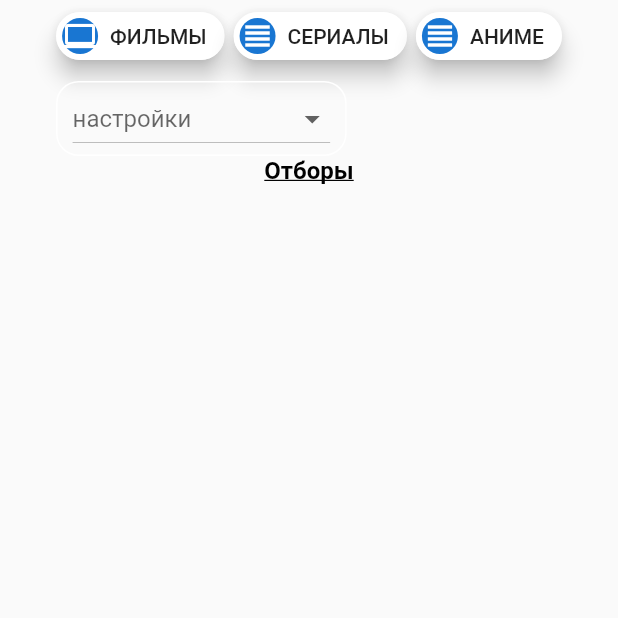
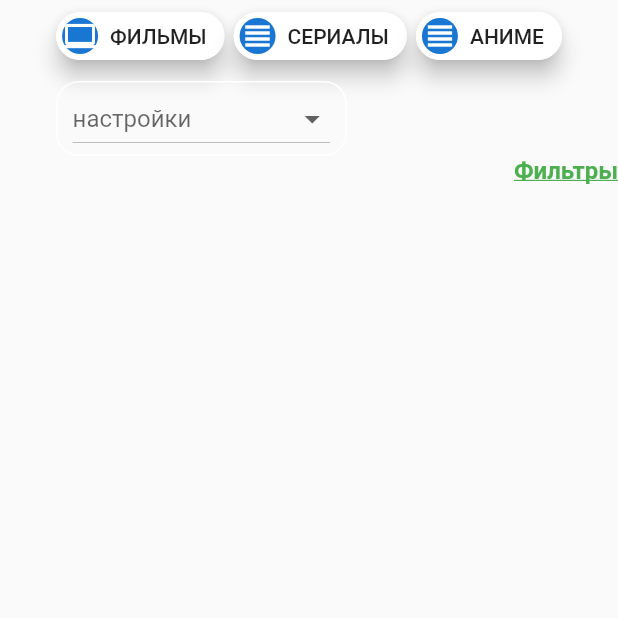
Before and after one commit to tmp05/avideo, a Flutter app: the HomePage screen opened directly with empty values, after a tap on "ФИЛЬМЫ", on a phone screen of 412 x 824 dp, the top half of it. Run offline on Flutter 3.47's test engine with Material 2 defaults, Android fonts, the phone set to English and light mode, and no system bars; our stand-ins replace chewie, expandable, html_unescape, rxdart, shared_preferences, video_player; missing offline and left inert: flutter_webview_plugin; accounts and stored records are empty.

Commit message:
- years filter moved to another widget

```diff
--- a/lib/blocs/movie_catalog_bloc.dart
+++ b/lib/blocs/movie_catalog_bloc.dart
@@ -192,6 +192,7 @@ class MovieCatalogBloc implements BlocBase {
         // the page has NOT yet been fetched, so we need to
         // fetch it from Internet
         // (except if we are already currently fetching it)
+        print('_minReleaseDate is '+_minReleaseDate.toString());
         if (!_pagesBeingFetched.contains(pageIndex)) {
           // Remember that we are fetching it
           _pagesBeingFetched.add(pageIndex);
--- a/lib/constants.dart
+++ b/lib/constants.dart
@@ -12,6 +12,7 @@ class Constants {
   static const Color greenColor = Colors.green;
   static const Color grayColor = Color(0xFFA1A1A1);
   static const Color orangeColor = Colors.deepOrange;
+  static const Color alertColor = Colors.red;
 
   static const TextStyle Style18Text = TextStyle( fontSize: 18.0, color: whiteColor, fontWeight: FontWeight.bold);
   static const TextStyle Style14Text = TextStyle( fontSize: 14.0, color: whiteColor, fontWeight: FontWeight.bold);
@@ -19,6 +20,8 @@ class Constants {
   static const TextStyle StyleTextUnderline = TextStyle( fontSize: 16.0, color: whiteColor,fontWeight: FontWeight.bold, decoration: TextDecoration.underline);
   static const TextStyle StyleFilterText = TextStyle( fontSize: 16.0, color: blackColor,fontWeight: FontWeight.bold);
   static const TextStyle StyleFilterTextUnderline = TextStyle( fontSize: 16.0, color: blackColor,fontWeight: FontWeight.bold, decoration: TextDecoration.underline);
+  static const TextStyle StyleAlertFilterTextUnderline = TextStyle( fontSize: 16.0, color: alertColor,fontWeight: FontWeight.bold, decoration: TextDecoration.underline);
+  static const TextStyle StyleNoFilterTextUnderline = TextStyle( fontSize: 16.0, color: greenColor,fontWeight: FontWeight.bold, decoration: TextDecoration.underline);
 
   static const String enterText = 'Вход';
   static const String exitText = 'Выход';
--- a/lib/pages/list.dart
+++ b/lib/pages/list.dart
@@ -38,13 +38,6 @@ class ListPage extends StatelessWidget {
       _scaffoldKey.currentState.openEndDrawer();
     }
 
-    String _getStringFromList(List<dynamic> list){
-      List<String> stringList = List();
-      list.forEach((element) {
-        stringList.add(element.text);
-      });
-      return stringList.join(" , ");
-   }
 
     return Scaffold(
       key: _scaffoldKey,
@@ -53,29 +46,18 @@ class ListPage extends StatelessWidget {
         children: <Widget>[
           const MainMenuWidget(),
           //      const FiltersSummary(),
-          StreamBuilder<MovieFilters>(
+          Align (
+              alignment: Alignment.topRight,
+              child: StreamBuilder<MovieFilters>(
               stream: movieBloc.outFilters,
               builder:
                   (BuildContext context, AsyncSnapshot<MovieFilters> snapshot) {
-
-
-                String filterText = 'Отборы'+"\n";
-                if (snapshot.data != null) {
-                  if (snapshot.data.studio != null)
-                    filterText =
-                        filterText = filterText +'Киностудия: '+_getStringFromList(snapshot.data.studio)+ "\n";
-                  if (snapshot.data.genre != null)
-                    filterText = filterText +'Жанр: '+_getStringFromList(snapshot.data.genre)+ "\n";
-                  if (snapshot.data.minReleaseDate!= null&&snapshot.data.maxReleaseDate!= null)
-                    filterText =
-                        filterText = filterText +'Год: '+snapshot.data.minReleaseDate.toString()+"-"+snapshot.data.maxReleaseDate.toString()+ "\n";
-                  if (snapshot.data.sort!=null)
-                    filterText =
-                        filterText = filterText +'Сортировка: '+snapshot.data.sort.name;
-                }
+                if (_dataHasFiltres(snapshot.data))
                 return InkWell(
-                    child: Text(filterText,style: Constants.StyleFilterTextUnderline), onTap: () => _openEndDrawer());
-              }),
+                    child: Text('Установлены фильтры',style: Constants.StyleAlertFilterTextUnderline), onTap: () => _openEndDrawer());
+                else return InkWell(
+                    child: Text('Фильтры',style: Constants.StyleNoFilterTextUnderline), onTap: () => _openEndDrawer());
+              })),
           Expanded(
             // Display an infinite GridView with the list of all movies in the catalog,
             // that meet the filters
@@ -99,10 +81,19 @@ class ListPage extends StatelessWidget {
           ),
         ],
       ),
-      endDrawer: FiltersPage(section: section),
+      endDrawer:FiltersPage(section: section,)
     );
   }
 
+  bool _dataHasFiltres(MovieFilters filter){
+    bool hasFilters = false;
+    if (filter!=null) {
+      if (filter.genre!=null&&filter.genre.length>0) hasFilters=true;
+      if (filter.studio!=null&&filter.studio.length>0) hasFilters=true;
+      if (filter.maxReleaseDate!=null&&filter.minReleaseDate!=null&&(filter.maxReleaseDate<DateTime.now().year||filter.minReleaseDate>1910)) hasFilters=true;
+    }
+    return hasFilters;
+  }
   Widget _buildMovieCard(
       BuildContext context,
       MovieCatalogBloc movieBloc,
--- a/lib/widgets/filters/genre_filtre.dart
+++ b/lib/widgets/filters/genre_filtre.dart
@@ -161,7 +161,7 @@ class GenreFilterState extends State<GenreFilter> {
 
   Widget textGenre() {
     return Container(
-        width: 150,
+        width: 100,
         child: Row(children: <Widget>[
           Container(
               decoration: new BoxDecoration(
--- a/lib/widgets/main_menu_widget.dart
+++ b/lib/widgets/main_menu_widget.dart
@@ -10,52 +10,58 @@ import 'package:avideo/pages/auth/login.dart';
 import 'package:avideo/pages/list.dart';
 
 class MainMenuWidget extends StatelessWidget {
-  const MainMenuWidget( {
-    Key key
-  }) : super(key: key);
+  const MainMenuWidget({Key key}) : super(key: key);
 
   @override
   Widget build(BuildContext context) {
-    return
-        Wrap(
+    return Wrap(
       spacing: 6.0,
       runSpacing: 6.0,
-          children:           <Widget>[
-            actionChips(Constants.filmText, const Icon(Icons.computer), 'movie',  context),
-            actionChips(Constants.serialText, const Icon(Icons.view_headline),'series',context),
-            actionChips(Constants.animeText, const Icon(Icons.view_headline),'anime',context),
-            Container(
+      children: <Widget>[
+        actionChips(
+            Constants.filmText, const Icon(Icons.computer), 'movie', context),
+        actionChips(Constants.serialText, const Icon(Icons.view_headline),
+            'series', context),
+        actionChips(Constants.animeText, const Icon(Icons.view_headline),
+            'anime', context),
+        dropDownMenu(context),
+      ],
+    );
+  }
+
+  Widget dropDownMenu(BuildContext context) {
+    return Container(
         padding: const EdgeInsets.symmetric(horizontal: 10.0),
         decoration: BoxDecoration(
           borderRadius: BorderRadius.circular(15.0),
           border: Border.all(
               color: Colors.white, style: BorderStyle.solid, width: 1),
         ),
-            child:  DropdownButton<Item>(
-                 onChanged: ( Item value) {
+        child: DropdownButton<Item>(
+          onChanged: (Item value) {
             _actionItem(value.name, context);
           },
           hint: const Text(Constants.customText),
           items: Constants.items.map((Item item) {
-                   return  DropdownMenuItem<Item>(
+            return DropdownMenuItem<Item>(
               value: item,
               child: Row(
                 children: <Widget>[
                   item.icon,
-                   const SizedBox(width: 5,),
-                   Text(item.name,style:  const TextStyle(color: Constants.blackColor)),
+                  const SizedBox(
+                    width: 5,
+                  ),
+                  Text(item.name,
+                      style: const TextStyle(color: Constants.blackColor)),
                 ],
               ),
             );
           }).toList(),
-               )),
-        ],);
-
-
-
+        ));
   }
 
-  Widget actionChips(String text, Icon icon, String section, BuildContext context) {
+  Widget actionChips(
+      String text, Icon icon, String section, BuildContext context) {
     return ActionChip(
       elevation: 6.0,
       avatar: CircleAvatar(
@@ -71,40 +77,42 @@ class MainMenuWidget extends StatelessWidget {
   }
 
   void _openPage(String section, BuildContext context) {
-    Navigator
-        .of(context)
+    Navigator.of(context)
         .push(MaterialPageRoute<void>(builder: (BuildContext context) {
       return BlocProvider<MovieCatalogBloc>(
         bloc: MovieCatalogBloc(),
-        child: ListPage(section:section),
+        child: ListPage(section: section),
       );
     }));
   }
 
   void _actionItem(String name, BuildContext context) {
-    switch (name){
+    switch (name) {
       case Constants.profileMenuText:
-        Navigator
-            .of(context)
+        Navigator.of(context)
             .push(MaterialPageRoute<void>(builder: (BuildContext context) {
           return BlocProvider<MovieCatalogBloc>(
             bloc: MovieCatalogBloc(),
-            child: HomePage(nameController: TextEditingController(), passwordController: TextEditingController()),
+            child: HomePage(
+                nameController: TextEditingController(),
+                passwordController: TextEditingController()),
           );
         }));
         break;
       case Constants.exitText:
-        AtotoApi().logOut().then((bool onValue){
+        AtotoApi().logOut().then((bool onValue) {
           if (onValue)
             Navigator.of(context)
                 .push(MaterialPageRoute<void>(builder: (BuildContext context) {
               final AuthBloc authBloc = BlocProvider.of<AuthBloc>(context);
               authBloc.addError(null);
-                  return LoginPage(nameController: TextEditingController(),passwordController: TextEditingController(),);
+              return LoginPage(
+                nameController: TextEditingController(),
+                passwordController: TextEditingController(),
+              );
             }));
         });
         break;
     }
-
   }
 }
--- a/lib/widgets/multi_select_chip_widget.dart
+++ b/lib/widgets/multi_select_chip_widget.dart
@@ -43,8 +43,6 @@ class _MultiSelectChipState extends State<MultiSelectChip> {
     if (selectedChoices.length==0) setState(() {
       selectedChoices = widget.selectedReportList.toList();
     });
-    print('now we rebuild and have in selectedChoices items= '+selectedChoices.length.toString());
-    print('now we rebuild and have in selectedReportList items= '+widget.selectedReportList.length.toString());
     return Wrap(
       children: _buildChoiceList(),
     );
```
Also changed, not shown: lib/pages/filters.dart (+13 -106 lines), lib/widgets/drawer_filters.dart (added, +25 -0 lines), lib/widgets/filters/years_item.dart (added, +158 -0 lines). Lines whose indentation alone changed are shown as unchanged.
